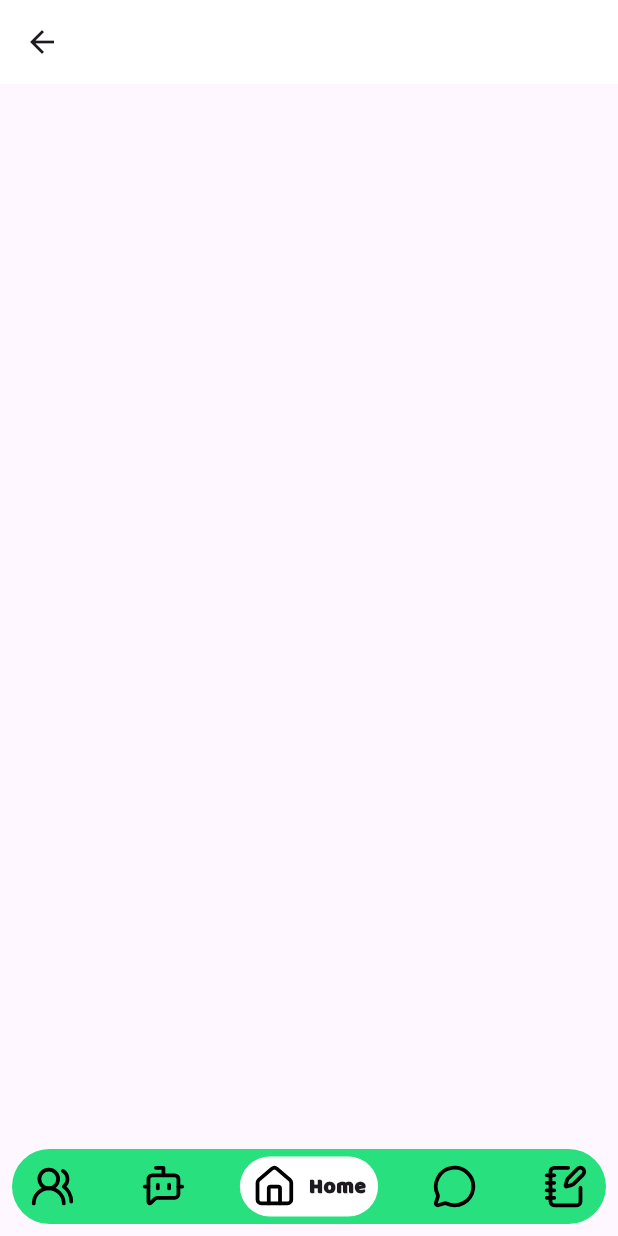
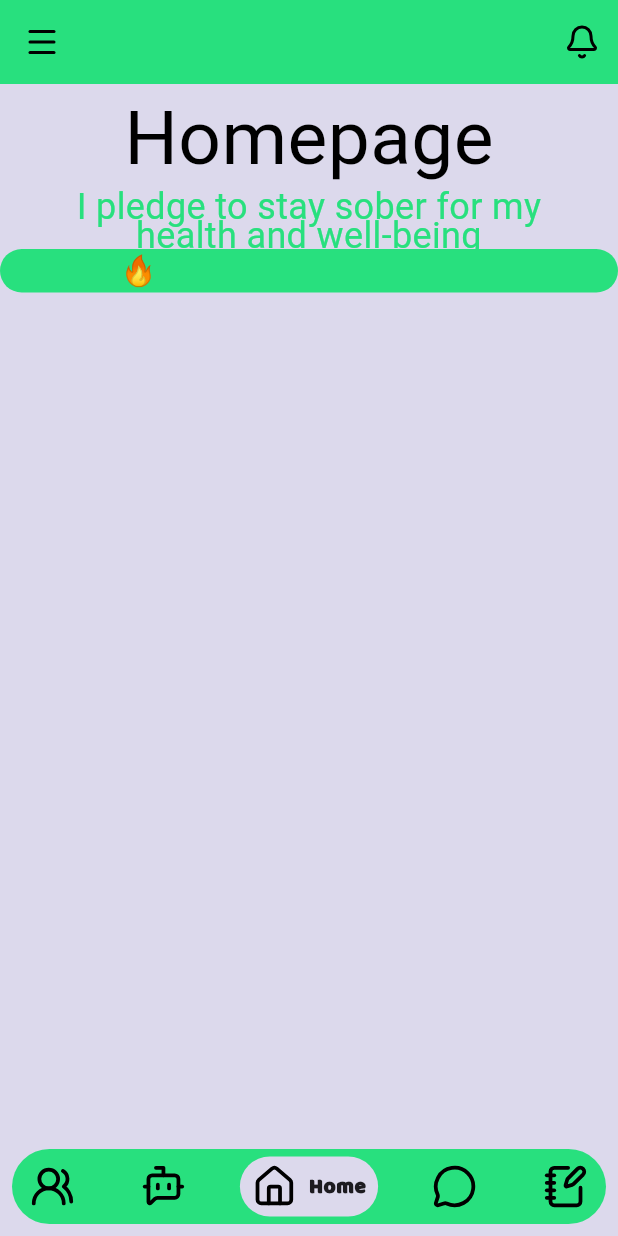
Before and after one commit to PJ2623/addictionAider, a Flutter app: the MainHomeManger screen opened directly, item 3 of the bottom bar chosen, on a phone screen of 412 x 824 dp. Run offline on Flutter 3.47's test engine with Material 3 defaults, Android fonts, the light colour scheme and no system bars; drawn by our look-alikes of google_nav_bar; our stand-ins replace lucide_icons_flutter; Roboto replaces fonts that are missing (Fatone).

Commit message:
add homepage screen with custom colors and layout

```diff
--- /dev/null
+++ b/lib/consts/colors.dart
@@ -0,0 +1,5 @@
+import 'package:flutter/material.dart';
+
+const mainColor = Color(0xFFDCD9EC);
+const secColor = Color(0xFF28E07E);
+const blackColor = Colors.black;
--- a/lib/main.dart
+++ b/lib/main.dart
@@ -1,5 +1,4 @@
-import 'package:addiction_aider/screens/communitypage.dart';
-//import 'package:addiction_aider/screens/landingpage.dart';
+import 'package:addiction_aider/screens/mainhomepage.dart';
 import 'package:flutter/material.dart';
 
 void main() {
@@ -12,6 +11,6 @@ class AddictionAiderApp extends StatelessWidget {
   @override
   Widget build(BuildContext context) {
     return const MaterialApp(
-        debugShowCheckedModeBanner: false, home: CommunityPage());
+        debugShowCheckedModeBanner: false, home: MainHomeManger());
   }
 }
--- /dev/null
+++ b/lib/screens/homepage.dart
@@ -0,0 +1,65 @@
+import 'package:addiction_aider/consts/colors.dart';
+import 'package:flutter/material.dart';
+
+class Homepage extends StatefulWidget {
+  const Homepage({super.key});
+
+  @override
+  State<Homepage> createState() => _HomepageState();
+}
+
+class _HomepageState extends State<Homepage> {
+  @override
+  Widget build(BuildContext context) {
+    return Scaffold(
+      backgroundColor: const Color(0xFFDCD9EC),
+      body: Center(
+        child: Column(
+          children: [
+            const Text(
+              'Homepage',
+              style: TextStyle(
+                fontSize: 50,
+                fontFamily: "Fatone",
+                color: Colors.black,
+              ),
+            ),
+            const Padding(
+              padding: EdgeInsets.symmetric(horizontal: 26),
+              child: Text(
+                'I pledge to stay sober for my health and well-being',
+                textAlign: TextAlign.center,
+                style: TextStyle(
+                  fontSize: 24,
+                  height: 0.8,
+                  fontFamily: "Fatone",
+                  color: secColor,
+                ),
+              ),
+            ),
+            Container(
+              decoration: BoxDecoration(
+            borderRadius: BorderRadius.circular(30),
+            color: const Color(0xFF28E07E),
+          ),
+              child:
+            const Row(
+              children: [
+                Column(
+                  children: [
+                    Text('STREAK 🔥', style: TextStyle(
+                      fontSize: 20,
+                      fontFamily: "Fatone",
+                      color: secColor,
+                    ),)
+                  ],
+                )
+              ],
+            ),)
+
+          ],
+        ),
+      ),
+    );
+  }
+}
--- a/lib/screens/mainhomepage.dart
+++ b/lib/screens/mainhomepage.dart
@@ -1,6 +1,9 @@
+import 'package:addiction_aider/screens/homepage.dart';
 import 'package:flutter/material.dart';
 import 'package:google_nav_bar/google_nav_bar.dart';
 import 'package:lucide_icons_flutter/lucide_icons.dart';
+
+import 'communitypage.dart';
 
 class MainHomeManger extends StatefulWidget {
   const MainHomeManger({super.key});
@@ -10,21 +13,42 @@ class MainHomeManger extends StatefulWidget {
 }
 
 class _MainHomeMangerState extends State<MainHomeManger> {
+  int _selectedIndex = 0;
+
+  // List of pages (Replace these with your actual pages)
+  final List<Widget> _pages = [
+    const CommunityPage(),
+    AIChatBotPage(),
+    const Homepage(),
+    ChatsPage(),
+    NotesPage(),
+  ];
+
   @override
   Widget build(BuildContext context) {
     return Scaffold(
+      backgroundColor: const Color(0xFFDCD9EC),
       appBar: AppBar(
-        backgroundColor: Colors.white,
+        backgroundColor: const Color(0xFF28E07E),
+        elevation: 0,
+        leading: IconButton(
+          icon: const Icon(LucideIcons.menu, color: Colors.black),
+          onPressed: () {},
+        ),
+        actions: [
+          IconButton(
+            icon: const Icon(LucideIcons.bell, color: Colors.black),
+            onPressed: () {},
+          ),
+        ],
       ),
       bottomNavigationBar: Padding(
         padding: const EdgeInsets.all(8.0),
         child: Container(
           width: double.infinity,
-
           decoration: BoxDecoration(
             borderRadius: BorderRadius.circular(30),
             color: const Color(0xFF28E07E),
-
           ),
           padding: const EdgeInsets.symmetric(vertical: 5, horizontal: 4),
           child: GNav(
@@ -34,12 +58,12 @@ class _MainHomeMangerState extends State<MainHomeManger> {
             color: Colors.black,
             padding: const EdgeInsets.symmetric(horizontal: 8, vertical: 5),
             duration: const Duration(milliseconds: 800),
-               tabBackgroundColor: Colors.white,
-               backgroundColor: Colors.transparent, // Transparent to match container color
+            tabBackgroundColor: const Color(0xFFDCD9EC),
+            backgroundColor: Colors.transparent,
             tabs: const [
               GButton(
                 icon: LucideIcons.usersRound,
-            text: 'Dashboard',
+                text: 'Community',
                 textStyle: TextStyle(
                   fontFamily: 'Baloo',
                   fontWeight: FontWeight.bold,
@@ -78,21 +102,40 @@ class _MainHomeMangerState extends State<MainHomeManger> {
                 ),
               ),
             ],
-               selectedIndex: 0,
+            selectedIndex: _selectedIndex,
             onTabChange: (index) {
-          setState(() {});
+              setState(() {
+                _selectedIndex = index;
+              });
             },
           ),
         ),
       ),
-
-      body: const Center(
-        child: Column(
-          children: [
-
-          ],
-        )
-      ),
+      body: _pages[_selectedIndex], // Display selected page
     );
   }
 }
+
+
+class AIChatBotPage extends StatelessWidget {
+  @override
+  Widget build(BuildContext context) {
+    return const Center(child: Text("AI ChatBot Page"));
+  }
+}
+
+
+
+class ChatsPage extends StatelessWidget {
+  @override
+  Widget build(BuildContext context) {
+    return const Center(child: Text("Chats Page"));
+  }
+}
+
+class NotesPage extends StatelessWidget {
+  @override
+  Widget build(BuildContext context) {
+    return const Center(child: Text("Notes Page"));
+  }
+}
```
Also changed, not shown: lib/screens/communitypage.dart (+1 -33 lines). Lines whose indentation alone changed are shown as unchanged.
